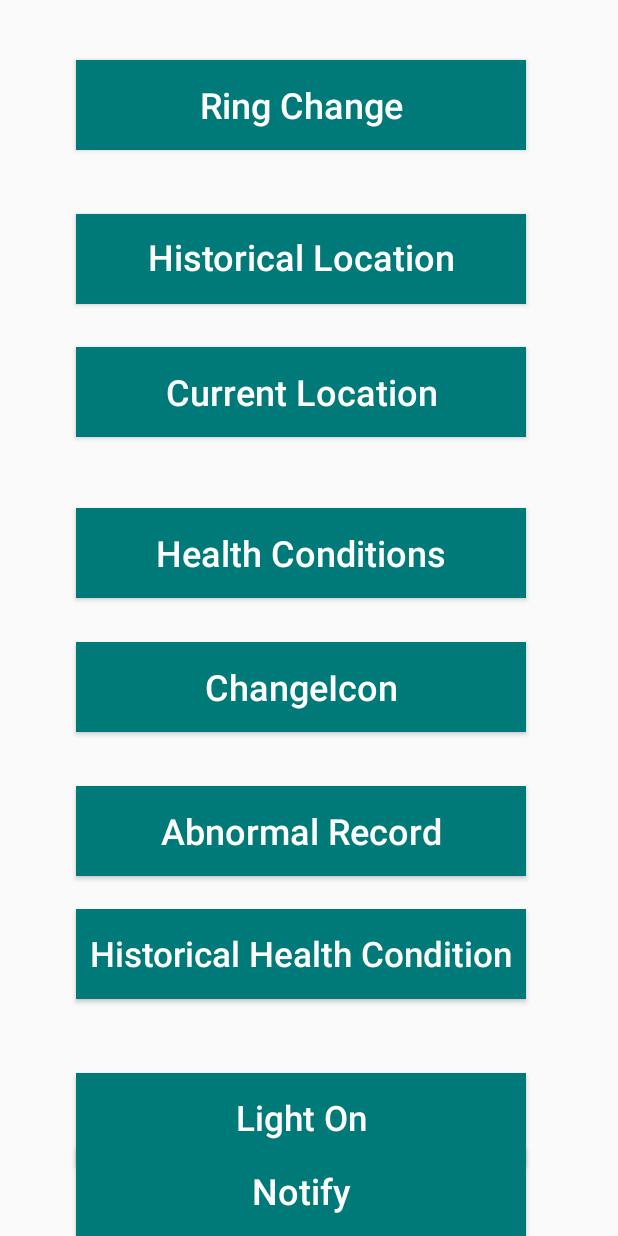
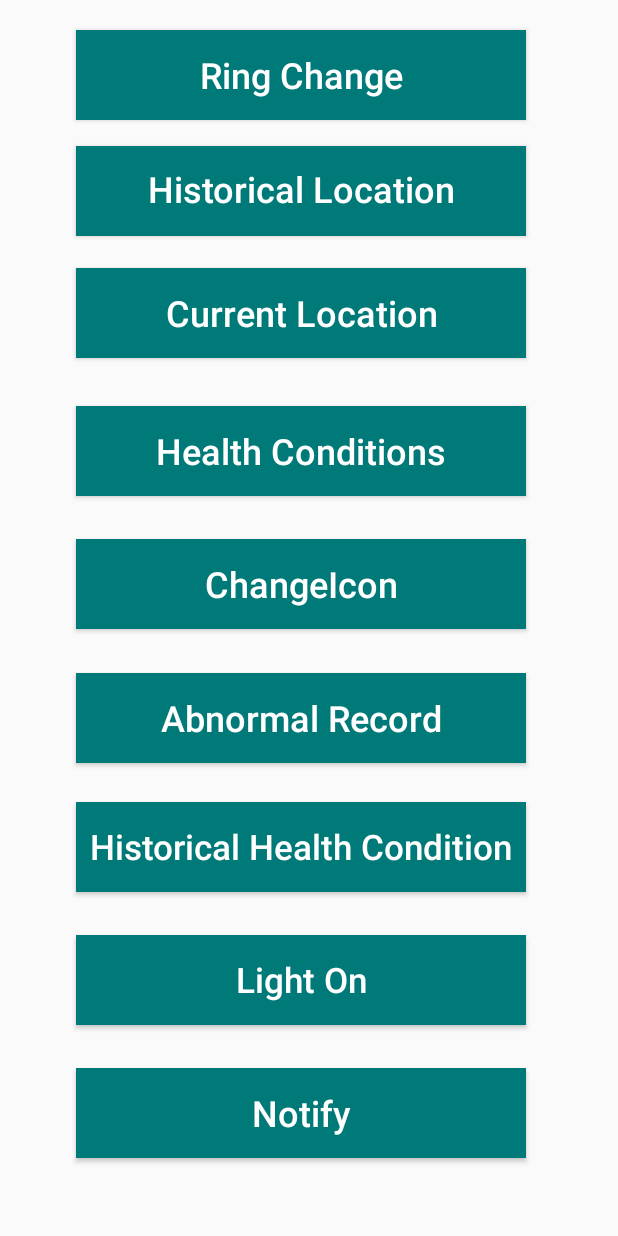
Before and after one commit to PeNDy2o8/TW_App, an Android app: the screen it shows after launch (MainActivity), on a phone screen of 412 x 824 dp. Run offline under Robolectric (Android 15) with nearby library versions, the phone set to English and light mode, and no system bars.

Commit message:
adjust button

```diff
--- a/app/src/main/res/layout/activity_main.xml
+++ b/app/src/main/res/layout/activity_main.xml
@@ -8,25 +8,7 @@
     >
 
 
-    <Button
-        android:id="@+id/btn_changeicon"
-        android:layout_width="300dp"
-        android:layout_height="60dp"
-        android:layout_marginTop="20dp"
-        android:background="@drawable/shape_capsule"
-        android:text="ChangeIcon"
-        android:textAllCaps="false"
-        android:textColor="@color/white"
-        android:textSize="24sp"
-        app:layout_constraintBottom_toBottomOf="parent"
-        app:layout_constraintEnd_toEndOf="parent"
-        app:layout_constraintHorizontal_bias="0.45"
-        app:layout_constraintStart_toStartOf="parent"
-        app:layout_constraintTop_toTopOf="parent"
-        app:layout_constraintVertical_bias="0.548"
-        tools:ignore="HardcodedText" />
-
-<!--    <Button-->
+    <!--    <Button-->
 <!--        android:id="@+id/btn_change"-->
 <!--        android:layout_width="300dp"-->
 <!--        android:layout_height="60dp"-->
@@ -45,6 +27,24 @@
 <!--        tools:ignore="HardcodedText" />-->
 
     <Button
+        android:id="@+id/btn_changeicon"
+        android:layout_width="300dp"
+        android:layout_height="60dp"
+        android:layout_marginTop="20dp"
+        android:background="@drawable/shape_capsule"
+        android:text="ChangeIcon"
+        android:textAllCaps="false"
+        android:textColor="@color/white"
+        android:textSize="24sp"
+        app:layout_constraintBottom_toBottomOf="parent"
+        app:layout_constraintEnd_toEndOf="parent"
+        app:layout_constraintHorizontal_bias="0.45"
+        app:layout_constraintStart_toStartOf="parent"
+        app:layout_constraintTop_toTopOf="parent"
+        app:layout_constraintVertical_bias="0.456"
+        tools:ignore="HardcodedText" />
+
+    <Button
         android:id="@+id/btn_AbnormalRecord"
         android:layout_width="300dp"
         android:layout_height="60dp"
@@ -59,7 +59,7 @@
         app:layout_constraintHorizontal_bias="0.45"
         app:layout_constraintStart_toStartOf="parent"
         app:layout_constraintTop_toTopOf="parent"
-        app:layout_constraintVertical_bias="0.677"
+        app:layout_constraintVertical_bias="0.576"
         tools:ignore="HardcodedText" />
 
     <Button
@@ -77,7 +77,7 @@
         app:layout_constraintHorizontal_bias="0.45"
         app:layout_constraintStart_toStartOf="parent"
         app:layout_constraintTop_toTopOf="parent"
-        app:layout_constraintVertical_bias="0.788"
+        app:layout_constraintVertical_bias="0.692"
         tools:ignore="HardcodedText" />
 
     <Button
@@ -95,7 +95,7 @@
         app:layout_constraintHorizontal_bias="0.45"
         app:layout_constraintStart_toStartOf="parent"
         app:layout_constraintTop_toTopOf="parent"
-        app:layout_constraintVertical_bias="0.935"
+        app:layout_constraintVertical_bias="0.811"
         tools:ignore="HardcodedText" />
 
     <Button
@@ -113,7 +113,7 @@
         app:layout_constraintHorizontal_bias="0.45"
         app:layout_constraintStart_toStartOf="parent"
         app:layout_constraintTop_toTopOf="parent"
-        app:layout_constraintVertical_bias="0.428"
+        app:layout_constraintVertical_bias="0.337"
         tools:ignore="HardcodedText" />
 
     <Button
@@ -132,9 +132,10 @@
         app:layout_constraintHorizontal_bias="0.45"
         app:layout_constraintStart_toStartOf="parent"
         app:layout_constraintTop_toTopOf="parent"
-        app:layout_constraintVertical_bias="0.165"
+        app:layout_constraintVertical_bias="0.104"
         tools:ignore="HardcodedText"
         tools:visibility="visible" />
+
 
     <Button
         android:id="@+id/btn_CurrentLocation"
@@ -152,7 +153,7 @@
         app:layout_constraintHorizontal_bias="0.45"
         app:layout_constraintStart_toStartOf="parent"
         app:layout_constraintTop_toTopOf="parent"
-        app:layout_constraintVertical_bias="0.284"
+        app:layout_constraintVertical_bias="0.213"
         tools:ignore="HardcodedText" />
 
     <Button
@@ -171,9 +172,8 @@
         app:layout_constraintHorizontal_bias="0.45"
         app:layout_constraintStart_toStartOf="parent"
         app:layout_constraintTop_toTopOf="parent"
-        app:layout_constraintVertical_bias="0.027"
+        app:layout_constraintVertical_bias="0.0"
         tools:ignore="HardcodedText" />
-
 
     <Button
         android:id="@+id/btn_Notify"
@@ -190,6 +190,6 @@
         app:layout_constraintHorizontal_bias="0.45"
         app:layout_constraintStart_toStartOf="parent"
         app:layout_constraintTop_toTopOf="parent"
-        app:layout_constraintVertical_bias="1.0"
+        app:layout_constraintVertical_bias="0.93"
         tools:ignore="HardcodedText" />
 </androidx.constraintlayout.widget.ConstraintLayout>
```
